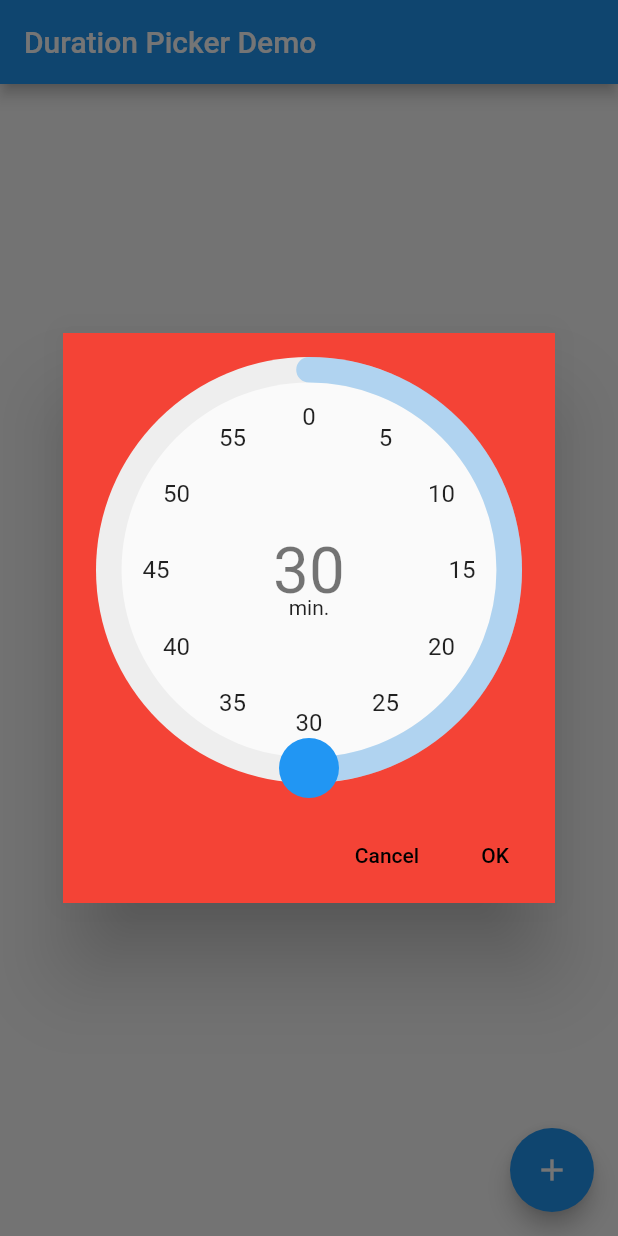
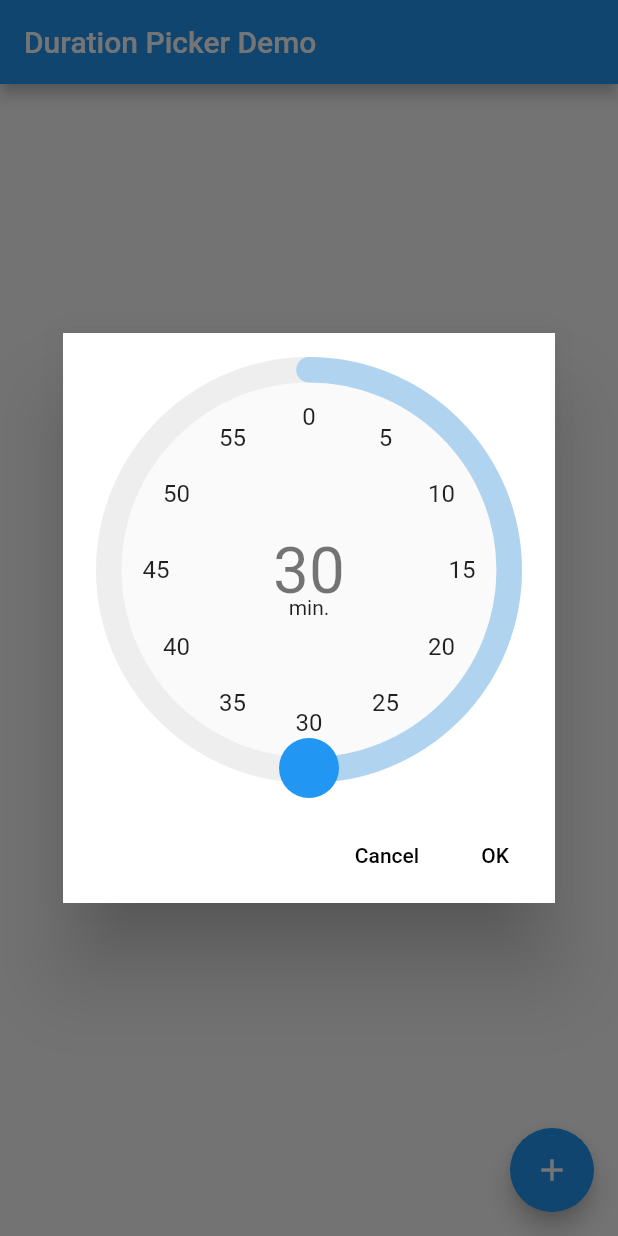
Before and after one commit to cdharris/flutter_duration_picker, a Flutter app: the screen it shows after launch, after a tap on the "add" icon, on a phone screen of 412 x 824 dp. Run offline on Flutter 3.47's test engine with Material 2 defaults, Android fonts, the phone set to English and light mode, and no system bars.

Commit message:
Revert "test color"
This reverts commit 6209ac077b99cfa22652266ba40d5d2a44c6ab7c.

````diff
--- a/lib/flutter_duration_picker.dart
+++ b/lib/flutter_duration_picker.dart
@@ -74,8 +74,8 @@ class _DialPainter extends CustomPainter {
     }
 
     // Draw the inner background circle
-    canvas.drawCircle(centerPoint, radius * 0.88,
-        new Paint()..color = Theme.of(context).canvasColor);
+    canvas.drawCircle(
+        centerPoint, radius * 0.88, new Paint()..color = Theme.of(context).canvasColor);
 
     // Get the offset point for an angle value of theta, and a distance of _radius
     Offset getOffsetForTheta(double theta, double _radius) {
@@ -185,7 +185,6 @@ class _Dial extends StatefulWidget {
 
   /// The resolution of mins of the dial, i.e. if snapToMins = 5.0, only durations of 5min intervals will be selectable.
   final double snapToMins;
-
   @override
   _DialState createState() => new _DialState();
 }
@@ -589,12 +588,13 @@ class _DurationPickerDialogState extends State<_DurationPickerDialog> {
     final Dialog dialog = new Dialog(child: new OrientationBuilder(
         builder: (BuildContext context, Orientation orientation) {
       final Widget pickerAndActions = new Container(
-        color: Colors.red,
+        color: theme.dialogBackgroundColor,
         child: new Column(
           mainAxisSize: MainAxisSize.min,
           children: <Widget>[
-            new Expanded(child: picker),
-            // picker grows and shrinks with the available space
+            new Expanded(
+                child:
+                    picker), // picker grows and shrinks with the available space
             actions,
           ],
         ),
@@ -657,21 +657,17 @@ class _DurationPickerDialogState extends State<_DurationPickerDialog> {
 ///   context: context,
 /// );
 /// ```
-Future<Duration> showDurationPicker({
-  @required BuildContext context,
-  @required Duration initialTime,
-  double snapToMins,
-  BoxDecoration decoration,
-}) async {
+Future<Duration> showDurationPicker(
+    {@required BuildContext context,
+    @required Duration initialTime,
+    double snapToMins}) async {
   assert(context != null);
   assert(initialTime != null);
 
   return await showDialog<Duration>(
     context: context,
-    builder: (BuildContext context) => new _DurationPickerDialog(
-      initialTime: initialTime,
-      snapToMins: snapToMins,
-    ),
+    builder: (BuildContext context) =>
+        new _DurationPickerDialog(initialTime: initialTime, snapToMins: snapToMins),
   );
 }
 
@@ -682,20 +678,17 @@ class DurationPicker extends StatelessWidget {
 
   final double width;
   final double height;
-  final BoxDecoration boxDecoration;
 
   DurationPicker(
       {this.duration = const Duration(minutes: 0),
       @required this.onChange,
       this.snapToMins,
       this.width,
-      this.height,
-      this.boxDecoration});
+      this.height});
 
   @override
   Widget build(BuildContext context) {
-    return Container(
-        decoration: boxDecoration,
+    return SizedBox(
         width: width ?? _kDurationPickerWidthPortrait / 1.5,
         height: height ?? _kDurationPickerHeightPortrait / 1.5,
         child: Column(
````
Also changed, not shown: example/pubspec.lock, pubspec.lock.
